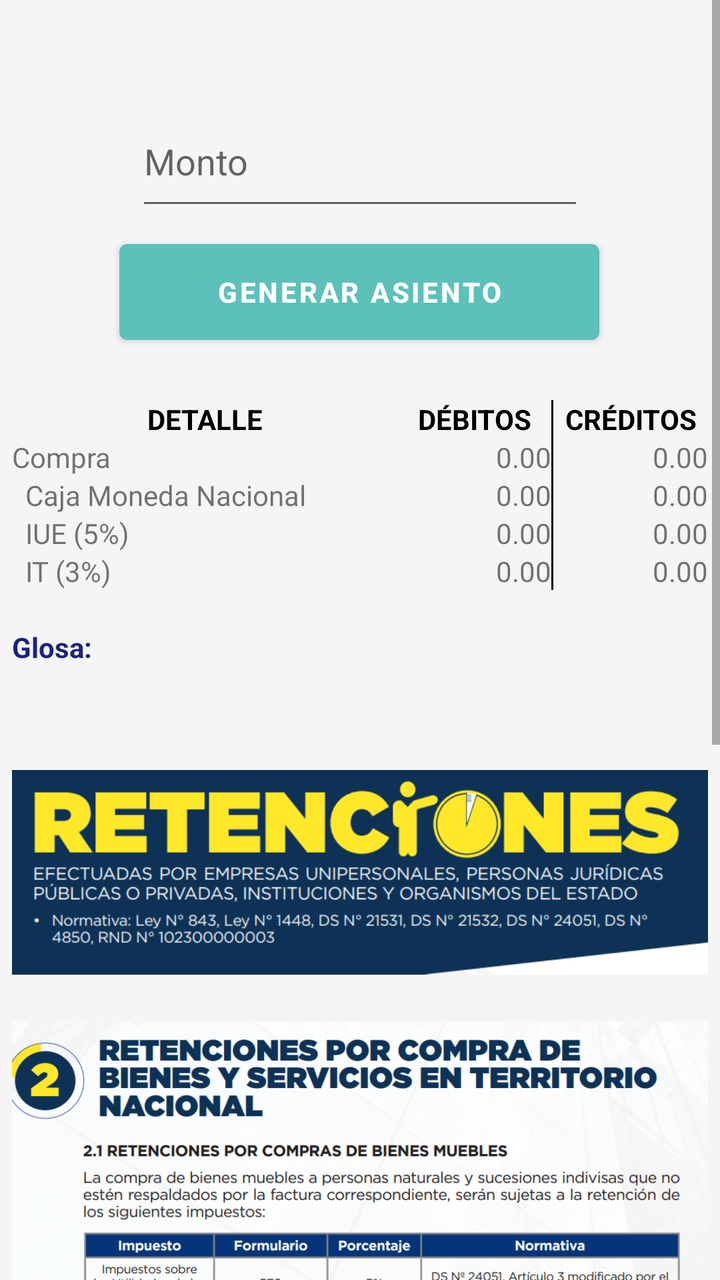
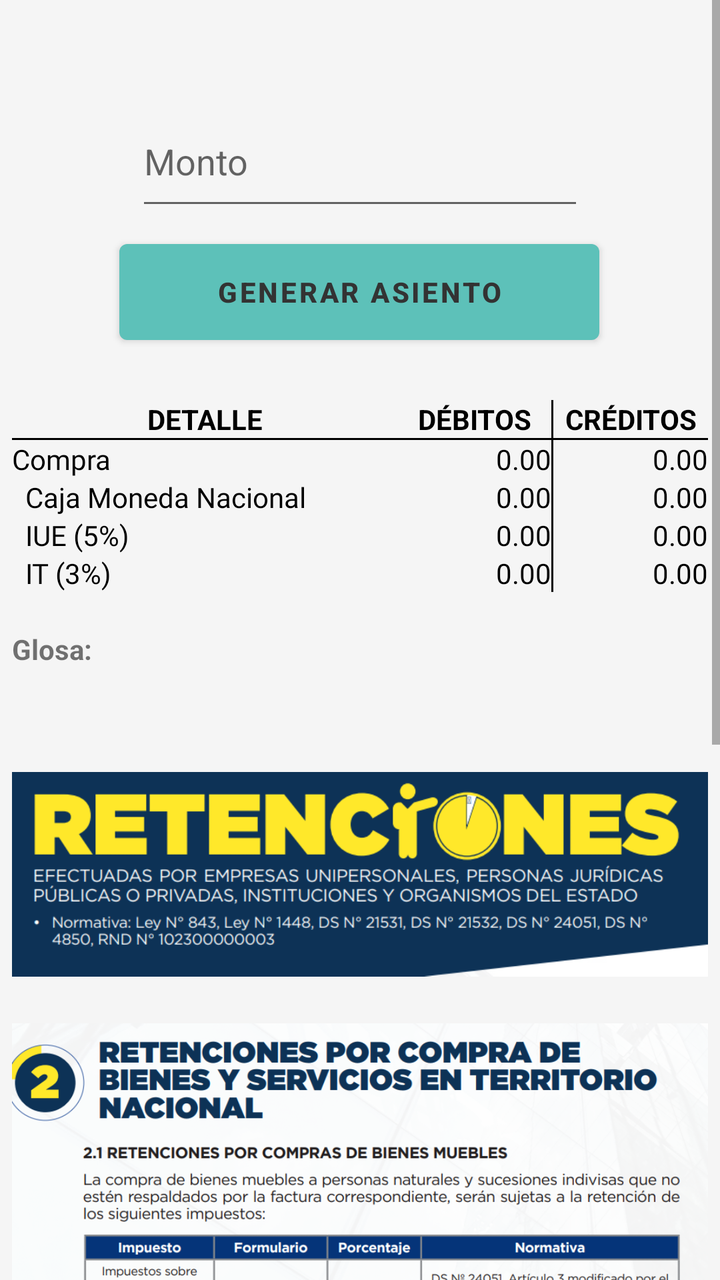

Compare the two renders of this Android layout. The source of the first and the diff that turns it into the second are given below.
<!-- AndroidManifest.xml: application theme Theme.ContabilidadBasicaBolivia -->
<!-- res/layout/activity_retenciones_bienes_muebles.xml -->
<?xml version="1.0" encoding="utf-8"?>
<ScrollView
    xmlns:android="http://schemas.android.com/apk/res/android"
    xmlns:app="http://schemas.android.com/apk/res-auto"
    xmlns:tools="http://schemas.android.com/tools"
    android:layout_width="match_parent"
    android:layout_height="match_parent"
    tools:context=".Retenciones_Bienes_Muebles">

    <androidx.constraintlayout.widget.ConstraintLayout
        android:layout_width="match_parent"
        android:layout_height="match_parent"
        android:background="#F5F5F5">


        <EditText
            android:id="@+id/editTextNumber"
            android:layout_width="224dp"
            android:layout_height="62dp"
            android:layout_marginTop="48dp"
            android:ems="10"
            android:hint="Monto"
            android:inputType="text"
            android:textColor="@color/black"
            app:layout_constraintEnd_toEndOf="parent"
            app:layout_constraintStart_toStartOf="parent"
            app:layout_constraintTop_toTopOf="parent" />

        <Button
            android:id="@+id/button"
            android:layout_width="240dp"
            android:layout_height="60dp"
            android:layout_marginTop="6dp"
            android:onClick="Generar"
            android:text="Generar Asiento"
            android:textStyle="bold"
            android:textColor="#ffffff"
            android:theme="@style/button1"
            app:layout_constraintEnd_toEndOf="parent"
            app:layout_constraintHorizontal_bias="0.497"
            app:layout_constraintStart_toStartOf="parent"
            app:layout_constraintTop_toBottomOf="@+id/editTextNumber" />

        <TableLayout
            android:layout_width="348dp"
            android:layout_height="900dp"
            android:layout_marginTop="24dp"
            app:layout_constraintBottom_toBottomOf="parent"
            app:layout_constraintEnd_toEndOf="parent"
            app:layout_constraintStart_toStartOf="parent"
            app:layout_constraintTop_toBottomOf="@+id/button"
            app:layout_constraintVertical_bias="0.0">

            <TableRow
                android:layout_width="match_parent"
                android:layout_height="wrap_content">

                <TextView
                    android:id="@+id/textView1"
                    android:layout_width="0dp"
                    android:layout_height="wrap_content"
                    android:layout_weight="2.5"
                    android:gravity="center"
                    android:textColor="#000000"
                    android:text="DETALLE"
                    android:textStyle="bold" />

                <TextView
                    android:id="@+id/textView2"
                    android:layout_width="0dp"
                    android:layout_height="wrap_content"
                    android:layout_weight="1"
                    android:gravity="center"
                    android:textColor="#000000"
                    android:text="DÉBITOS"
                    android:textStyle="bold" />


                <View
                    android:layout_width="1dp"
                    android:layout_height="match_parent"
                    android:background="#000000" />

                <TextView
                    android:id="@+id/textView3"
                    android:layout_width="0dp"
                    android:layout_height="wrap_content"
                    android:layout_weight="1"
                    android:gravity="center"
                    android:textColor="#000000"
                    android:text="CRÉDITOS"
                    android:textStyle="bold" />
            </TableRow>

            <TableRow
                android:layout_width="match_parent"
                android:layout_height="wrap_content">

                <TextView
                    android:id="@+id/textView4"
                    android:layout_width="0dp"
                    android:layout_height="wrap_content"
                    android:layout_weight="2.5"
                    android:fontFamily="@font/sriracha"
                    android:text="Compra" />

                <TextView
                    android:id="@+id/espacio_01"
                    android:layout_width="0dp"
                    android:layout_height="wrap_content"
                    android:layout_weight="1"
                    android:gravity="right"
                    android:text="0.00" />

                <View
                    android:layout_width="1dp"
                    android:layout_height="match_parent"
                    android:background="#000000" />

                <TextView
                    android:id="@+id/espacio_02"
                    android:layout_width="0dp"
                    android:layout_height="wrap_content"
                    android:layout_weight="1"
                    android:gravity="right"
                    android:text="0.00" />
            </TableRow>

            <TableRow
                android:layout_width="match_parent"
                android:layout_height="wrap_content">

                <TextView
                    android:id="@+id/textView41"
                    android:layout_width="0dp"
                    android:layout_height="wrap_content"
                    android:layout_weight="2.5"
                    android:fontFamily="@font/sriracha"
                    android:text="  Caja Moneda Nacional" />

                <TextView
                    android:id="@+id/espacio_03"
                    android:layout_width="0dp"
                    android:layout_height="wrap_content"
                    android:layout_weight="1"
                    android:gravity="right"
                    android:text="0.00" />

                <View
                    android:layout_width="1dp"
                    android:layout_height="match_parent"
                    android:background="#000000" />

                <TextView
                    android:id="@+id/espacio_04"
                    android:layout_width="0dp"
                    android:layout_height="wrap_content"
                    android:layout_weight="1"
                    android:gravity="right"
                    android:text="0.00" />
            </TableRow>

            <TableRow
                android:layout_width="match_parent"
                android:layout_height="wrap_content">

                <TextView
                    android:id="@+id/textView31"
                    android:layout_width="0dp"
                    android:layout_height="wrap_content"
                    android:layout_weight="2.5"
                    android:fontFamily="@font/sriracha"
                    android:text="  IUE (5%)"/>

                <TextView
                    android:id="@+id/espacio_05"
                    android:layout_width="0dp"
                    android:layout_height="wrap_content"
                    android:layout_weight="1"
                    android:gravity="right"
                    android:text="0.00" />

                <View
                    android:layout_width="1dp"
                    android:layout_height="match_parent"
                    android:background="#000000" />

                <TextView
                    android:id="@+id/espacio_06"
                    android:layout_width="0dp"
                    android:layout_height="wrap_content"
                    android:layout_weight="1"
                    android:gravity="right"
                    android:text="0.00" />
            </TableRow>

            <TableRow
                android:layout_width="match_parent"
                android:layout_height="wrap_content">

                <TextView
                    android:id="@+id/textView32"
                    android:layout_width="0dp"
                    android:layout_height="wrap_content"
                    android:layout_weight="2.5"
                    android:fontFamily="@font/sriracha"
                    android:text="  IT (3%)" />

                <TextView
                    android:id="@+id/espacio_07"
                    android:layout_width="0dp"
                    android:layout_height="wrap_content"
                    android:layout_weight="1"
                    android:gravity="right"
                    android:text="0.00" />

                <View
                    android:layout_width="1dp"
                    android:layout_height="match_parent"
                    android:background="#000000" />

                <TextView
                    android:id="@+id/espacio_08"
                    android:layout_width="0dp"
                    android:layout_height="wrap_content"
                    android:layout_weight="1"
                    android:gravity="right"
                    android:text="0.00" />
            </TableRow>



            <TableRow
                android:layout_width="match_parent"
                android:layout_height="wrap_content">

                <TextView
                    android:id="@+id/glosanull"
                    android:layout_width="0dp"
                    android:layout_height="wrap_content"
                    android:layout_weight="2.5"
                    android:textStyle="bold" />
            </TableRow>

            <TableRow
                android:id="@+id/tableRow"
                android:layout_width="match_parent"
                android:layout_height="wrap_content">

                <TextView
                    android:id="@+id/glosa_01"
                    android:layout_width="0dp"
                    android:layout_height="wrap_content"
                    android:layout_weight="2.5"
                    android:text="Glosa:"
                    android:textColor="#1A237E"
                    android:textStyle="bold" />
            </TableRow>

            <TableRow
                android:layout_width="match_parent"
                android:layout_height="wrap_content">

                <TextView
                    android:id="@+id/glosanull2"
                    android:layout_width="0dp"
                    android:layout_height="wrap_content"
                    android:layout_weight="2.5"
                    android:textStyle="bold" />
            </TableRow>

            <TableRow
                android:layout_width="match_parent"
                android:layout_height="wrap_content">

                <TextView
                    android:id="@+id/informacion"
                    android:layout_width="0dp"
                    android:layout_height="wrap_content"
                    android:layout_weight="2.5"
                    android:textColor="#402945"
                    android:textStyle="bold" />
            </TableRow>


            <ImageView
                android:layout_width="wrap_content"
                android:layout_height="130dp"
                android:layout_gravity="center_horizontal"
                android:scaleType="centerInside"
                android:src="@drawable/retencion1" />

            <ImageView
                android:layout_width="wrap_content"
                android:layout_height="186dp"
                android:layout_gravity="center_horizontal"
                android:scaleType="centerInside"
                android:src="@drawable/retenciones2" />

            <TableRow
                android:layout_width="match_parent"
                android:layout_height="wrap_content">

                <TextView
                    android:id="@+id/notanull"
                    android:layout_width="0dp"
                    android:layout_height="wrap_content"
                    android:layout_weight="2.5"
                    android:textStyle="bold" />
            </TableRow>

            <TableRow
                android:layout_width="match_parent"
                android:layout_height="wrap_content">

                <TextView
                    android:id="@+id/nota1"
                    android:layout_width="0dp"
                    android:layout_height="wrap_content"
                    android:layout_weight="2.5"
                    android:textColor="#402945"
                    android:textStyle="bold" />
            </TableRow>

            <TableRow
                android:layout_width="match_parent"
                android:layout_height="wrap_content">

                <TextView
                    android:id="@+id/notanull1"
                    android:layout_width="0dp"
                    android:layout_height="wrap_content"
                    android:layout_weight="2.5"
                    android:textColor="#402945"
                    android:textStyle="bold" />
            </TableRow>

            <TableRow
                android:layout_width="match_parent"
                android:layout_height="wrap_content">

                <TextView
                    android:id="@+id/nota2"
                    android:layout_width="0dp"
                    android:layout_height="wrap_content"
                    android:layout_weight="2.5"
                    android:textColor="#402945"
                    android:textStyle="bold" />
            </TableRow>

            <TableRow
                android:layout_width="match_parent"
                android:layout_height="wrap_content">

                <TextView
                    android:id="@+id/nota3"
                    android:layout_width="0dp"
                    android:layout_height="wrap_content"
                    android:layout_weight="2.5"
                    android:textColor="#402945"
                    android:textStyle="bold" />
            </TableRow>
            <TableRow
                android:layout_width="match_parent"
                android:layout_height="wrap_content">

                <TextView
                    android:layout_width="0dp"
                    android:layout_height="wrap_content"
                    android:layout_weight="2.5"
                    android:textColor="#402945"
                    android:textStyle="bold" />
            </TableRow>

        </TableLayout>
    </androidx.constraintlayout.widget.ConstraintLayout>
</ScrollView>
<!-- resources referenced by this layout -->
<resources>
  <color name="black">#FF000000</color>
  <!-- drawable retencion1: png bitmap (drawable, 50292 bytes) -->
  <!-- drawable retenciones2: png bitmap (drawable, 310286 bytes) -->
  <style name="button1" parent="Theme.AppCompat.Light.NoActionBar">
          <item name="colorPrimary">@color/red</item>
          <item name="colorPrimaryVariant">@color/lightGray</item>
          <item name="android:textColorPrimary">@color/navy</item>
          <item name="android:statusBarColor">@color/darkGreen</item>
      </style>
  <style name="Theme.ContabilidadBasicaBolivia" parent="Base.Theme.ContabilidadBasicaBolivia" />
  <color name="red">#5DC1B9</color>
  <color name="lightGray">#D3D3D3</color>
  <color name="navy">#000080</color>
  <color name="darkGreen">#006400</color>
  <style name="Base.Theme.ContabilidadBasicaBolivia" parent="Theme.MaterialComponents.DayNight.NoActionBar">
          
          
          <item name="colorPrimary">@color/white</item>
          <item name="colorPrimaryVariant">@color/black</item>
          <item name="android:textColorPrimary">@color/white</item>
          <item name="android:statusBarColor">@color/red</item>
  
      </style>
  <color name="white">#FFFFFFFF</color>
</resources>

<!-- the commit's change to res/layout/activity_retenciones_bienes_muebles.xml (unified diff, before → after) -->
@@ -34,7 +34,7 @@
             android:onClick="Generar"
             android:text="Generar Asiento"
             android:textStyle="bold"
-            android:textColor="#ffffff"
+            android:textColor="#333333"
             android:theme="@style/button1"
             app:layout_constraintEnd_toEndOf="parent"
             app:layout_constraintHorizontal_bias="0.497"
@@ -91,6 +91,10 @@
                     android:text="CRÉDITOS"
                     android:textStyle="bold" />
             </TableRow>
+            <View
+                android:layout_width="match_parent"
+                android:layout_height="1dp"
+                android:background="#000000" />
 
             <TableRow
                 android:layout_width="match_parent"
@@ -102,6 +106,7 @@
                     android:layout_height="wrap_content"
                     android:layout_weight="2.5"
                     android:fontFamily="@font/sriracha"
+                    android:textColor="@color/black"
                     android:text="Compra" />
 
                 <TextView
@@ -110,6 +115,7 @@
                     android:layout_height="wrap_content"
                     android:layout_weight="1"
                     android:gravity="right"
+                    android:textColor="@color/black"
                     android:text="0.00" />
 
                 <View
@@ -123,6 +129,7 @@
                     android:layout_height="wrap_content"
                     android:layout_weight="1"
                     android:gravity="right"
+                    android:textColor="@color/black"
                     android:text="0.00" />
             </TableRow>
 
@@ -136,6 +143,7 @@
                     android:layout_height="wrap_content"
                     android:layout_weight="2.5"
                     android:fontFamily="@font/sriracha"
+                    android:textColor="@color/black"
                     android:text="  Caja Moneda Nacional" />
 
                 <TextView
@@ -144,6 +152,7 @@
                     android:layout_height="wrap_content"
                     android:layout_weight="1"
                     android:gravity="right"
+                    android:textColor="@color/black"
                     android:text="0.00" />
 
                 <View
@@ -157,6 +166,7 @@
                     android:layout_height="wrap_content"
                     android:layout_weight="1"
                     android:gravity="right"
+                    android:textColor="@color/black"
                     android:text="0.00" />
             </TableRow>
 
@@ -170,6 +180,7 @@
                     android:layout_height="wrap_content"
                     android:layout_weight="2.5"
                     android:fontFamily="@font/sriracha"
+                    android:textColor="@color/black"
                     android:text="  IUE (5%)"/>
 
                 <TextView
@@ -178,6 +189,7 @@
                     android:layout_height="wrap_content"
                     android:layout_weight="1"
                     android:gravity="right"
+                    android:textColor="@color/black"
                     android:text="0.00" />
 
                 <View
@@ -191,6 +203,7 @@
                     android:layout_height="wrap_content"
                     android:layout_weight="1"
                     android:gravity="right"
+                    android:textColor="@color/black"
                     android:text="0.00" />
             </TableRow>
 
@@ -204,6 +217,7 @@
                     android:layout_height="wrap_content"
                     android:layout_weight="2.5"
                     android:fontFamily="@font/sriracha"
+                    android:textColor="@color/black"
                     android:text="  IT (3%)" />
 
                 <TextView
@@ -212,6 +226,7 @@
                     android:layout_height="wrap_content"
                     android:layout_weight="1"
                     android:gravity="right"
+                    android:textColor="@color/black"
                     android:text="0.00" />
 
                 <View
@@ -225,6 +240,7 @@
                     android:layout_height="wrap_content"
                     android:layout_weight="1"
                     android:gravity="right"
+                    android:textColor="@color/black"
                     android:text="0.00" />
             </TableRow>
 
@@ -253,7 +269,6 @@
                     android:layout_height="wrap_content"
                     android:layout_weight="2.5"
                     android:text="Glosa:"
-                    android:textColor="#1A237E"
                     android:textStyle="bold" />
             </TableRow>
 
